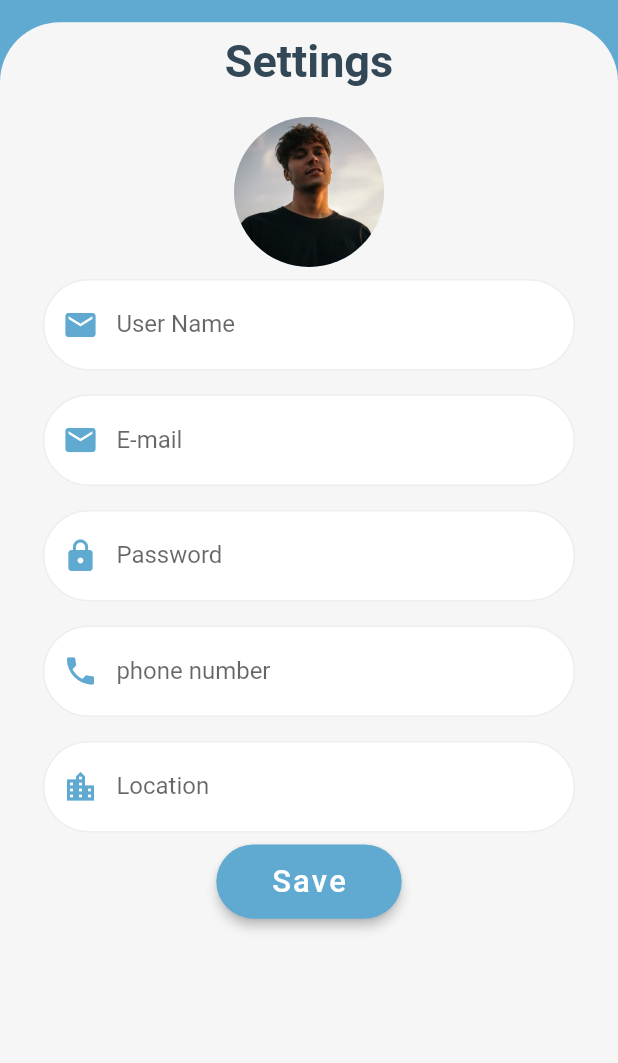
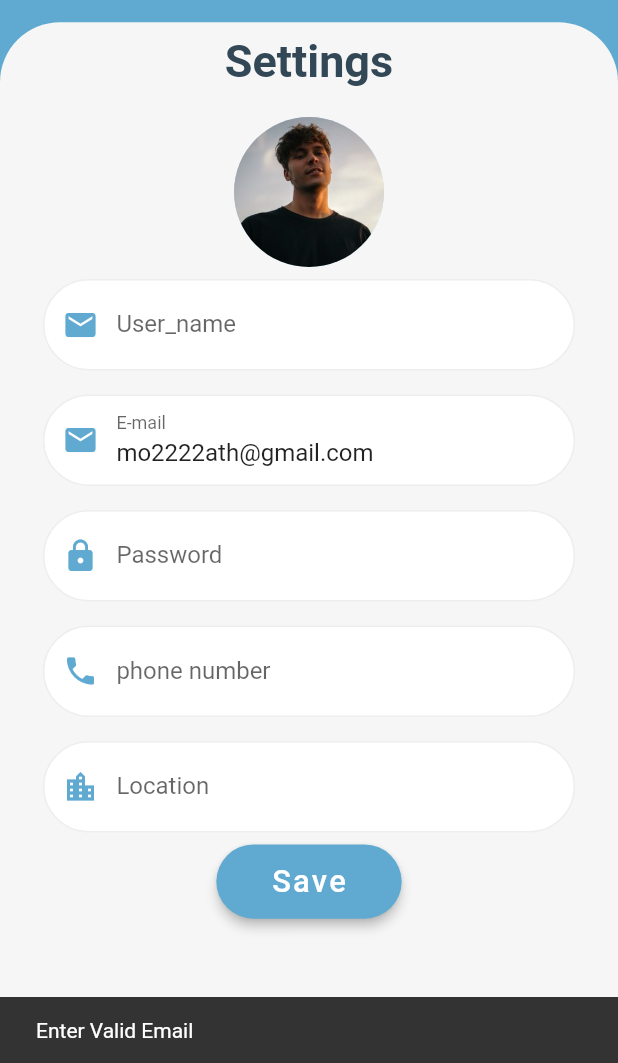
Before and after one commit to muaadh-hasan/Findme_Graduation_Project, a Flutter app: the Settings screen opened directly, after a tap on "Save", on a phone screen of 412 x 824 dp, the part 173-1236 px from its top. Run offline on Flutter 3.47's test engine with Material 2 defaults, Android fonts, the phone set to English and light mode, and no system bars; our stand-ins replace flutter_svg, font_awesome_flutter, geolocator, google_maps_flutter, image_picker, shared_preferences; accounts and stored records are empty; network calls fail; Roboto replaces fonts that are missing (Europa).

```diff
--- a/lib/models/post.dart
+++ b/lib/models/post.dart
@@ -1,5 +1,3 @@
-import 'dart:html';
-
 import 'package:findme_gp_project/models/user.dart';
 
 class Post {
@@ -10,7 +8,7 @@ class Post {
   final String location;
 
   final DateTime date;
-  final File image;
+  final String image;
   Post(
       {this.location,
       this.postType,
--- a/lib/models/user.dart
+++ b/lib/models/user.dart
@@ -1,17 +1,16 @@
-import 'package:findme_gp_project/models/chat.dart';
 import 'package:findme_gp_project/models/notification_user.dart';
 import 'package:findme_gp_project/models/post.dart';
 import 'package:findme_gp_project/models/request.dart';
 
 // FindMe.GP2021
 class User {
-  final String name;
+  final String username;
   final String password;
   final String phone;
   final String location;
   final String type;
   final String email;
-  final List<String> images;
+  final String profilePicture;
   final List<Post> posts;
   final List<NotificationUser> notifications;
   // final List<Chat> chats;
@@ -19,13 +18,13 @@ class User {
   final List<Request> requests;
 
   User({
-    this.name,
+    this.username,
     this.password,
     this.phone,
     this.location,
     this.type,
     this.email,
-    this.images,
+    this.profilePicture,
     this.posts,
     this.notifications,
     // this.chats,
@@ -35,13 +34,13 @@ class User {
 
   factory User.fromJson(Map<String, dynamic> json) {
     return User(
-      name: json['name'],
+      username: json['username'],
       password: json['password'],
       phone: json['phone'],
       location: json['location'],
       type: json['type'],
       email: json['email'],
-      images: json['images'],
+      profilePicture: json['profile_picture'],
       posts: json['posts'],
       notifications: json['notifications'],
       // chats: json['phone'],
@@ -49,4 +48,13 @@ class User {
       requests: json['requests'],
     );
   }
+  factory User.fromJsonForSearch(Map<String, dynamic> json) {
+    return User(
+      username: json['username'],
+      email: json['email'],
+      profilePicture: json['profile_picture'],
+      location: json['location'],
+      phone: json['phone'],
+    );
+  }
 }
--- a/lib/screens/home_screen.dart
+++ b/lib/screens/home_screen.dart
@@ -43,9 +43,9 @@ class _HomeScreenState extends State<HomeScreen> {
                       children: [
                         Column(
                           children: [
-                            Text('Hi ' + currentUser.name.split(' ')[0],
+                            Text('Hi ' + currentUser.username,
                                 style: TextStyle(
-                                  fontSize: 40,
+                                  fontSize: 25,
                                 )),
                             Padding(
                               padding: const EdgeInsets.only(left: 30),
--- a/lib/screens/settings.dart
+++ b/lib/screens/settings.dart
@@ -1,7 +1,9 @@
-import 'package:findme_gp_project/models/message.dart';
+import 'dart:io';
+import 'package:findme_gp_project/providers/user_provider.dart';
 import 'package:findme_gp_project/screens/profile_screen.dart';
 import 'package:findme_gp_project/widgets/chats_widgets.dart';
 import 'package:flutter/material.dart';
+import 'package:provider/provider.dart';
 
 // import '../constants.dart';
 import '../constants.dart';
@@ -15,7 +17,22 @@ class Settings extends StatefulWidget {
 class _SettingsState extends State<Settings> {
   bool opacityOfAppBar = true;
 
-  String email, password;
+  String email, userName, password, phone, location;
+  final GlobalKey<FormState> _formKey = GlobalKey();
+  TextEditingController _userNameController = new TextEditingController();
+  TextEditingController _emailController = new TextEditingController();
+  TextEditingController _passwordController = new TextEditingController();
+  TextEditingController _phoneController = new TextEditingController();
+  TextEditingController _locationController = new TextEditingController();
+
+  Map<String, dynamic> _editedData = {
+    'email': '',
+    'user_name': '',
+    'password': '',
+    'phone': '',
+    'location': '',
+    'image_profile': ''
+  };
 
   @override
   Widget build(BuildContext context) {
@@ -86,7 +103,9 @@ class _SettingsState extends State<Settings> {
                         ),
                       ],
                     ),
-                    Column(
+                    Form(
+                      key: _formKey,
+                      child: Column(
                         children: [
                           Padding(
                             padding: const EdgeInsets.only(
@@ -100,6 +119,7 @@ class _SettingsState extends State<Settings> {
                           ),
                           _infoBox(context),
                         ],
+                      ),
                     )
                   ],
                 ),
@@ -151,6 +171,7 @@ class _SettingsState extends State<Settings> {
           ),
         ),
         child: TextFormField(
+          initialValue: currentUser.email,
           keyboardType: TextInputType.emailAddress,
           onChanged: (value) {
             setState(() {
@@ -184,10 +205,12 @@ class _SettingsState extends State<Settings> {
           ),
         ),
         child: TextFormField(
+          initialValue: currentUser.username,
+          controller: _emailController,
           keyboardType: TextInputType.emailAddress,
           onChanged: (value) {
             setState(() {
-              email = value;
+              _editedData['email'] = value;
             });
           },
           decoration: InputDecoration(
@@ -196,7 +219,7 @@ class _SettingsState extends State<Settings> {
                 color: mainColor,
               ),
               border: InputBorder.none,
-              labelText: 'User Name'),
+              labelText: 'User_name'),
         ),
       ),
     );
@@ -217,11 +240,13 @@ class _SettingsState extends State<Settings> {
           ),
         ),
         child: TextFormField(
-          keyboardType: TextInputType.emailAddress,
+          initialValue: currentUser.password,
+          controller: _passwordController,
+          keyboardType: TextInputType.visiblePassword,
           obscureText: true,
           onChanged: (value) {
             setState(() {
-              password = value;
+              _editedData['password'] = value;
             });
           },
           decoration: InputDecoration(
@@ -234,35 +259,6 @@ class _SettingsState extends State<Settings> {
           ),
         ),
       ),
-    );
-  }
-
-  Widget _buildSaveButton(BuildContext context) {
-    return Row(
-      mainAxisAlignment: MainAxisAlignment.center,
-      children: <Widget>[
-        Container(
-          height: 1.2 * (MediaQuery.of(context).size.height / 20),
-          width: 3 * (MediaQuery.of(context).size.width / 10),
-          margin: EdgeInsets.only(bottom: 20),
-          child: RaisedButton(
-            elevation: 3.0,
-            color: mainColor,
-            shape: RoundedRectangleBorder(
-              borderRadius: BorderRadius.circular(30.0),
-            ),
-            onPressed: () {},
-            child: Text(
-              "Save",
-              style: TextStyle(
-                color: Colors.white,
-                letterSpacing: 1.5,
-                fontSize: MediaQuery.of(context).size.height / 40,
-              ),
-            ),
-          ),
-        )
-      ],
     );
   }
 
@@ -281,11 +277,13 @@ class _SettingsState extends State<Settings> {
           ),
         ),
         child: TextFormField(
-          keyboardType: TextInputType.emailAddress,
+          initialValue: currentUser.phone,
+          controller: _phoneController,
+          keyboardType: TextInputType.phone,
           onTap: () {},
           onChanged: (value) {
             setState(() {
-              email = value;
+              _editedData['phone'] = value;
             });
           },
           decoration: InputDecoration(
@@ -315,10 +313,12 @@ class _SettingsState extends State<Settings> {
           ),
         ),
         child: TextFormField(
-          keyboardType: TextInputType.emailAddress,
+          initialValue: currentUser.location,
+          controller: _locationController,
+          keyboardType: TextInputType.text,
           onChanged: (value) {
             setState(() {
-              email = value;
+              _editedData['location'] = value;
             });
           },
           decoration: InputDecoration(
@@ -330,6 +330,67 @@ class _SettingsState extends State<Settings> {
               labelText: 'Location'),
         ),
       ),
+    );
+  }
+
+  Widget _buildSaveButton(BuildContext context) {
+    return Row(
+      mainAxisAlignment: MainAxisAlignment.center,
+      children: <Widget>[
+        Container(
+          height: 1.2 * (MediaQuery.of(context).size.height / 20),
+          width: 3 * (MediaQuery.of(context).size.width / 10),
+          margin: EdgeInsets.only(bottom: 20),
+          child: RaisedButton(
+            elevation: 3.0,
+            color: mainColor,
+            shape: RoundedRectangleBorder(
+              borderRadius: BorderRadius.circular(30.0),
+            ),
+            onPressed: () async {
+              if (!reg.hasMatch(_emailController.text)) {
+                ScaffoldMessenger.of(context)
+                    .showSnackBar(SnackBar(content: Text("Enter Valid Email")));
+                return;
+              }
+
+              String check = await context.read<UserProvider>().editSettings(
+                    email: _emailController.text,
+                    userName: _userNameController.text,
+                    password: _passwordController.text,
+                    phone: _phoneController.text,
+                    location: _locationController.text,
+                    image:
+                        context.watch<UserProvider>().imageProfile.toString(),
+                  );
+
+              print("Data ***********************");
+              print(_emailController.text);
+              print(_userNameController.text);
+              print(_passwordController.text);
+              print(context.watch<UserProvider>().imageProfile.toString());
+
+              print("check ***********************");
+              print(check);
+              if (check == "true") {
+                ScaffoldMessenger.of(context).showSnackBar(
+                    SnackBar(content: Text("Data updated successfully!")));
+              } else {
+                ScaffoldMessenger.of(context).showSnackBar(
+                    SnackBar(content: Text("Failed!!!, try again.")));
+              }
+            },
+            child: Text(
+              "Save",
+              style: TextStyle(
+                color: Colors.white,
+                letterSpacing: 1.5,
+                fontSize: MediaQuery.of(context).size.height / 40,
+              ),
+            ),
+          ),
+        )
+      ],
     );
   }
 
--- a/lib/widgets/create_post_container.dart
+++ b/lib/widgets/create_post_container.dart
@@ -1,5 +1,3 @@
-import 'dart:html';
-
 import 'package:findme_gp_project/models/post.dart';
 import 'package:findme_gp_project/models/user.dart';
 import 'package:findme_gp_project/providers/user_provider.dart';
--- a/lib/widgets/listView_notification.dart
+++ b/lib/widgets/listView_notification.dart
@@ -31,10 +31,10 @@ class _ListViewNotificationState extends State<ListViewNotification> {
             child: ListTile(
               leading: CircleAvatar(
                 child: ProfileAvatar(
-                  imageUrl: currentUser.images[0],
+                  imageUrl: currentUser.profilePicture[0],
                 ),
               ),
-              title: Text(currentUser.notifications[position].user.name,
+              title: Text(currentUser.notifications[position].user.username,
                   style: TextStyle(
                     fontSize: 20,
                     letterSpacing: 1.0,
```
Also changed, not shown: lib/data.dart (+37 -55 lines), lib/main.dart (+0 -7 lines), lib/providers/user_provider.dart (+83 -25 lines), lib/screens/profile_screen.dart (+4 -3 lines), lib/screens/search.dart (+20 -10 lines), lib/widgets/profile_widgets.dart (+15 -12 lines). Lines whose indentation alone changed are shown as unchanged.
